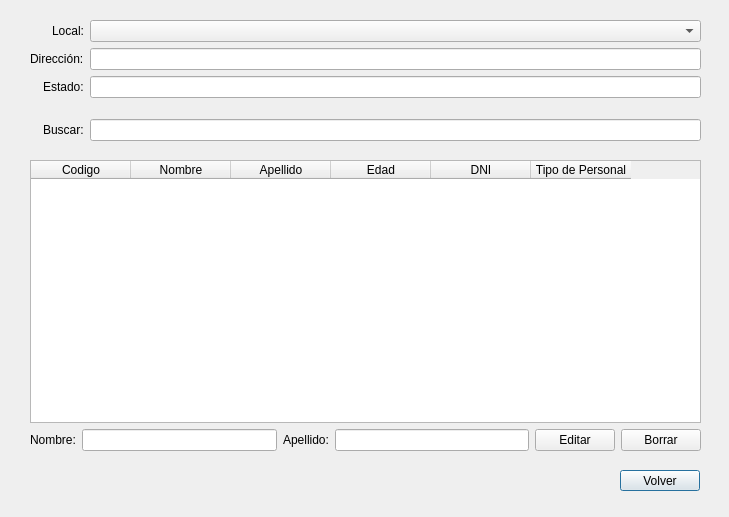
Above: PAF_GUI/PAF_GRAFICA/gui/gestionarpersonalgui.ui from JMOrbegoso/USS-2021-II-PP before the change. Below: the same form after it.
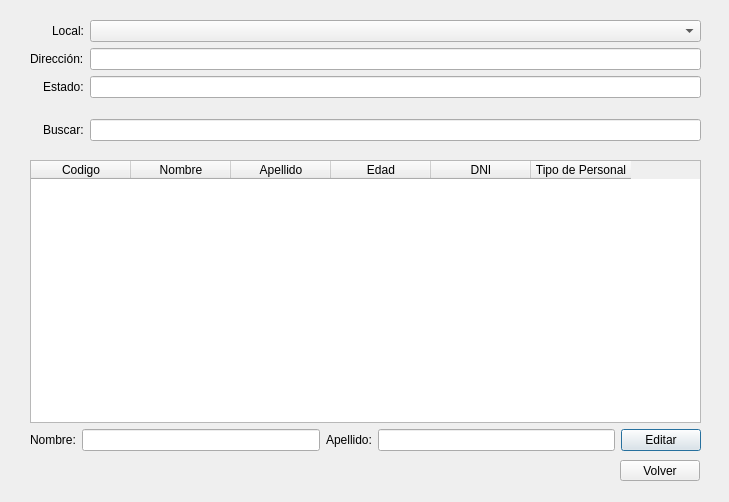
That is the form after the change.

```diff
--- a/PAF_GUI/PAF_GRAFICA/gui/gestionarpersonalgui.ui
+++ b/PAF_GUI/PAF_GRAFICA/gui/gestionarpersonalgui.ui
@@ -7,25 +7,12 @@
     <x>0</x>
     <y>0</y>
     <width>729</width>
-    <height>517</height>
+    <height>502</height>
    </rect>
   </property>
   <property name="windowTitle">
    <string>Gestionar Personal</string>
   </property>
-  <widget class="QPushButton" name="bntVolPers">
-   <property name="geometry">
-    <rect>
-     <x>620</x>
-     <y>470</y>
-     <width>80</width>
-     <height>21</height>
-    </rect>
-   </property>
-   <property name="text">
-    <string>Volver</string>
-   </property>
-  </widget>
   <widget class="QWidget" name="formLayoutWidget">
    <property name="geometry">
     <rect>
@@ -176,17 +163,23 @@
         </property>
        </widget>
       </item>
-      <item>
-       <widget class="QPushButton" name="btnBorPers">
-        <property name="text">
-         <string>Borrar</string>
-        </property>
-       </widget>
-      </item>
      </layout>
     </item>
    </layout>
   </widget>
+  <widget class="QPushButton" name="bntVolPers">
+   <property name="geometry">
+    <rect>
+     <x>620</x>
+     <y>460</y>
+     <width>80</width>
+     <height>21</height>
+    </rect>
+   </property>
+   <property name="text">
+    <string>Volver</string>
+   </property>
+  </widget>
  </widget>
  <resources/>
  <connections/>
```
